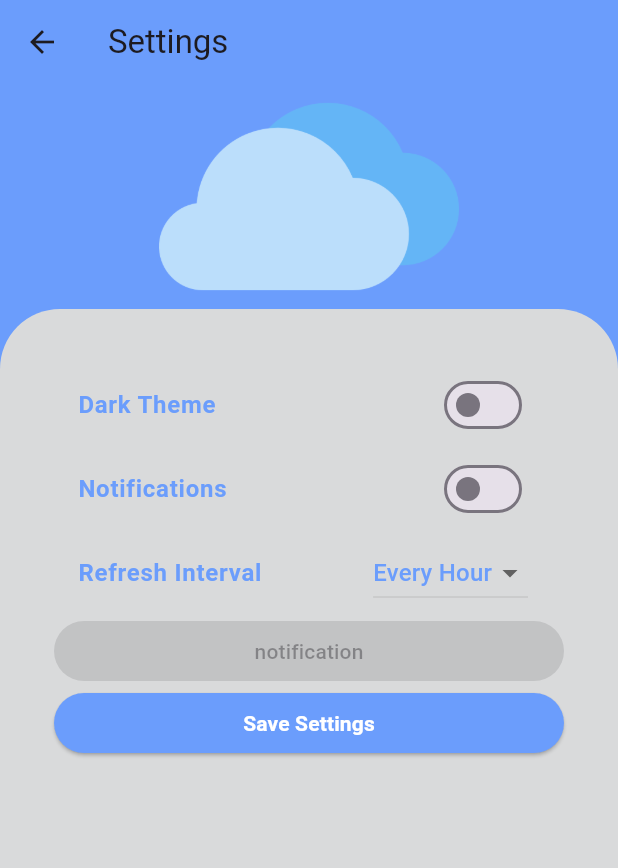
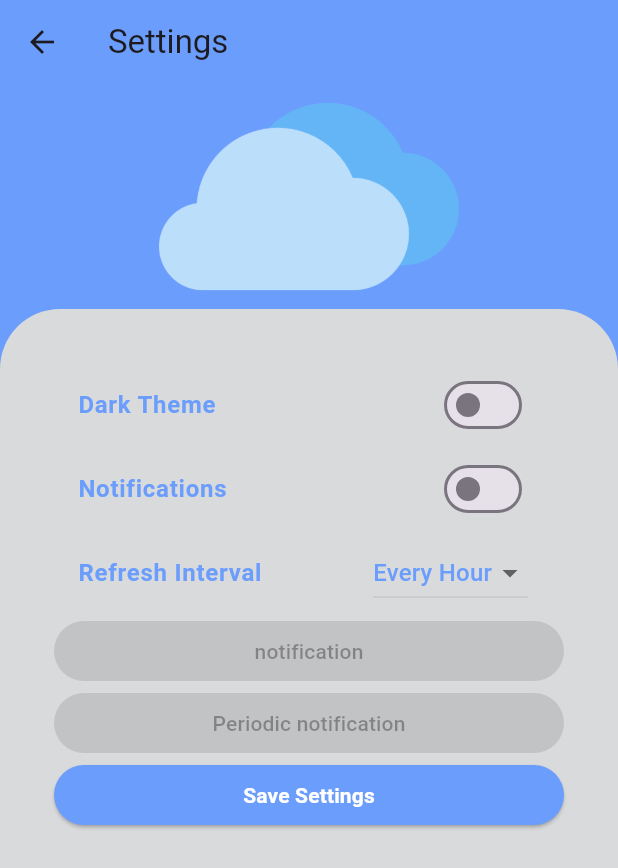
Before and after one commit to noob-Coder-Harsh/weather_app_2024, a Flutter app: the screen it shows after launch, after a tap on the "settings" icon, on a phone screen of 412 x 824 dp. Shown: the top 868 px of the screen. Run offline on Flutter 3.47's test engine with Material 3 defaults, Android fonts, the phone set to English and light mode, and no system bars; our stand-ins replace flutter_local_notifications, geocoding, geolocator, lottie, rxdart, share and 3 more; accounts and stored records are empty.

Commit message:
fix: minor changes

```diff
--- a/lib/constants.dart
+++ b/lib/constants.dart
@@ -3,19 +3,19 @@ import 'package:flutter/material.dart';
 class Constants{
   final primaryColor = const Color(0xff6b9dfc);
   final secondaryColor = const Color(0xff6b9dfc);
-  final teritoryColor = const Color(0xff6b9dfc);
+  final territoryColor = const Color(0xff6b9dfc);
   final blackColor = const Color(0xff6b9dfc);
   final greyColor = const Color(0xffd9dadb);
 
   final primaryColorDark = const Color(0xff5476b3); // Dark mode alternative for primaryColor
   final secondaryColorDark = const Color(0xff5476b3); // Dark mode alternative for secondaryColor
-  final teritoryColorDark = const Color(0xff5476b3); // Dark mode alternative for teritoryColor
+  final territoryColorDark = const Color(0xff5476b3); // Dark mode alternative for territoryColor
   final blackColorDark = const Color(0xff5476b3); // Dark mode alternative for blackColor
   final greyColorDark = const Color(0xffb0b0b0); // Dark mode alternative for greyColor
 
 
   final Shader shader = const LinearGradient(colors: <Color>[Color(0xffABCFF2),Color(0xff9AC6F3)],
-  ).createShader(Rect.fromLTWH(0.0, 0.0, 200.0, 70.0));
+  ).createShader(const Rect.fromLTWH(0.0, 0.0, 200.0, 70.0));
 
   final linearGradientBlue = const LinearGradient(
       begin: Alignment.bottomRight,
@@ -31,7 +31,7 @@ class Constants{
 
   final Shader shaderDark = const LinearGradient(
     colors: <Color>[Color(0xff6e95e1), Color(0xff5c89d6)],
-  ).createShader(Rect.fromLTWH(0.0, 0.0, 200.0, 70.0));
+  ).createShader(const Rect.fromLTWH(0.0, 0.0, 200.0, 70.0));
 
   final LinearGradient linearGradientBlueDark = const LinearGradient(
     begin: Alignment.bottomRight,
--- a/lib/screens/home_page.dart
+++ b/lib/screens/home_page.dart
@@ -272,7 +272,7 @@ class _HomePageState extends State<HomePage> {
               ),
              Text(location,style: const TextStyle(color: Colors.white70,fontWeight: FontWeight.bold,fontSize: 18,letterSpacing: 1),),
               IconButton(
-                icon: Icon(Icons.keyboard_arrow_down, color: Colors.white70,
+                icon: const Icon(Icons.keyboard_arrow_down, color: Colors.white70,
                   size: 25,),
                 onPressed: () async {
                   String? selectedCity = await showSearch<String>(
--- a/lib/screens/settings_page.dart
+++ b/lib/screens/settings_page.dart
@@ -4,7 +4,6 @@ import 'package:provider/provider.dart';
 import 'package:shared_preferences/shared_preferences.dart';
 import 'package:weather_app/helper_classes/notifications_helper.dart';
 import '../main.dart';
-
 
 class SettingsPage extends StatefulWidget {
   final String location;
@@ -19,7 +18,7 @@ class SettingsPage extends StatefulWidget {
   }) : super(key: key);
 
   @override
-  _SettingsPageState createState() => _SettingsPageState();
+  State<SettingsPage> createState() => _SettingsPageState();
 }
 
 class _SettingsPageState extends State<SettingsPage> {
@@ -29,8 +28,6 @@ class _SettingsPageState extends State<SettingsPage> {
   bool _isDarkModeEnabled = false;
   bool _isNotificationEnabled = false;
   String _refreshInterval = 'Every Hour';
-  ThemeMode _themeMode = ThemeMode.system; // Initialize with system theme mode
-
 
   @override
   void initState() {
@@ -44,7 +41,7 @@ class _SettingsPageState extends State<SettingsPage> {
     setState(() {
       _refreshTime = prefs.getInt('refreshTime') ?? 1;
       _isDarkModeEnabled = prefs.getBool('isDarkModeEnabled') ?? false;
-      _isNotificationEnabled = prefs.getBool('isNotificationEnabled') ?? false; // Added
+      _isNotificationEnabled = prefs.getBool('isNotificationEnabled') ?? false;
     });
   }
 
@@ -53,7 +50,7 @@ class _SettingsPageState extends State<SettingsPage> {
     final prefs = await SharedPreferences.getInstance();
     await prefs.setInt('refreshTime', _refreshTime);
     await prefs.setBool('isDarkModeEnabled', _isDarkModeEnabled);
-    await prefs.setBool('isNotificationEnabled', _isNotificationEnabled); // Added
+    await prefs.setBool('isNotificationEnabled', _isNotificationEnabled);
   }
 
   @override
@@ -109,48 +106,50 @@ class _SettingsPageState extends State<SettingsPage> {
                   SwitchListTile(
                     title: Text('Dark Theme', style: TextStyle(fontWeight: FontWeight.bold,
                         color: themeProvider.themeData == ThemeData.dark() ? Colors.white : _constants.primaryColor)),
-                    value: themeProvider.isDarkModeEnabled,
+                    value: _isDarkModeEnabled,
                     onChanged: (value) {
                       setState(() {
+                        _isDarkModeEnabled = value;
                         themeProvider.setDarkMode(value); // Toggle dark mode flag and update theme immediately
                       });
+                      _saveSettings();
                     },
                   ),
-                  SwitchListTile( // Added
-                    title: Text('Notifications',style: TextStyle(fontWeight: FontWeight.bold,
-                        color: themeProvider.themeData == ThemeData.dark() ? Colors.white:_constants.primaryColor),),
+                  SwitchListTile(
+                    title: Text('Notifications', style: TextStyle(fontWeight: FontWeight.bold,
+                        color: themeProvider.themeData == ThemeData.dark() ? Colors.white : _constants.primaryColor)),
                     value: _isNotificationEnabled,
                     onChanged: (value) {
                       setState(() {
                         _isNotificationEnabled = value;
                       });
+                      _saveSettings();
                     },
                   ),
                   ListTile(
-                    title: Text('Refresh Interval',style: TextStyle(fontWeight: FontWeight.bold,
-                        color: themeProvider.themeData == ThemeData.dark() ? Colors.white:_constants.primaryColor),),
+                    title: Text('Refresh Interval', style: TextStyle(fontWeight: FontWeight.bold,
+                        color: themeProvider.themeData == ThemeData.dark() ? Colors.white : _constants.primaryColor)),
                     trailing: DropdownButton<String>(
                       value: _refreshInterval,
                       onChanged: (newValue) {
                         setState(() {
                           _refreshInterval = newValue!;
-                          if (_isNotificationEnabled) { // Check if notifications are enabled
+                          if (_isNotificationEnabled) {
                             if (newValue == 'Every Hour') {
                               LocalNotifications.showHourlyNotifications(
-                                  title: '$currentLocation $currentTemperature °C',
-                                  body: "weather status - $currentWeather", payload: 'payload'
+                                title: '$currentLocation $currentTemperature °C',
+                                body: "weather status - $currentWeather",
                               );
                             } else if (newValue == 'Every Day') {
                               LocalNotifications.showDailyNotifications(
-                                  title: '$currentLocation $currentTemperature °C',
-                                  body: "weather status - $currentWeather", payload: 'payload'
+                                title: '$currentLocation $currentTemperature °C',
+                                body: "weather status - $currentWeather",
                               );
                             }
                           }
                         });
                       },
-
-                      items: <String>['Every Hour', 'Every Day',]
+                      items: <String>['Every Hour', 'Every Day']
                           .map<DropdownMenuItem<String>>((String value) {
                         return DropdownMenuItem<String>(
                           value: value,
@@ -158,9 +157,7 @@ class _SettingsPageState extends State<SettingsPage> {
                         );
                       }).toList(),
                     ),
-
                   ),
-
                   ElevatedButton(
                     onPressed: _isNotificationEnabled
                         ? () {
@@ -170,10 +167,20 @@ class _SettingsPageState extends State<SettingsPage> {
                         payload: 'payload',
                       );
                     }
-                        : null, // Set onPressed to null if notifications are disabled
+                        : null,
                     child: const Text('notification'),
                   ),
-
+                  ElevatedButton(
+                    onPressed: _isNotificationEnabled
+                        ? () {
+                      LocalNotifications.showHourlyNotifications(
+                        title: '$currentLocation $currentTemperature °C',
+                        body: "weather status - $currentWeather",
+                      );
+                    }
+                        : null,
+                    child: const Text('Periodic notification'),
+                  ),
                   ElevatedButton(
                     onPressed: _saveSettings,
                     style: ElevatedButton.styleFrom(
@@ -182,7 +189,7 @@ class _SettingsPageState extends State<SettingsPage> {
                           : _constants.primaryColor,
                     ),
                     child: const Text('Save Settings',
-                      style: TextStyle(color: Colors.white,fontWeight: FontWeight.bold),),
+                        style: TextStyle(color: Colors.white, fontWeight: FontWeight.bold)),
                   ),
                 ],
               ),
```
Also changed, not shown: lib/helper_classes/notifications_helper.dart (+40 -48 lines), pubspec.lock, 2 other files.
